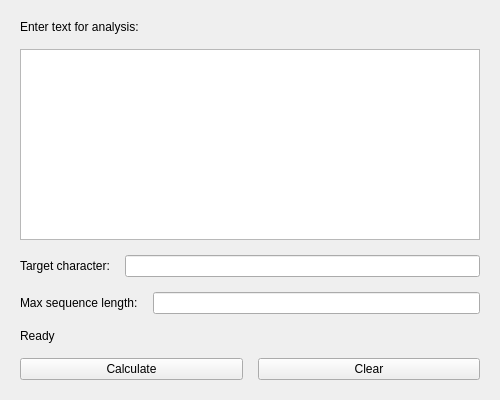
Before: the Qt Designer form 1 Курс/lab_13/Part_2/MainWindow.ui in Private-HW13102/VVIT, drawn with Qt 5.
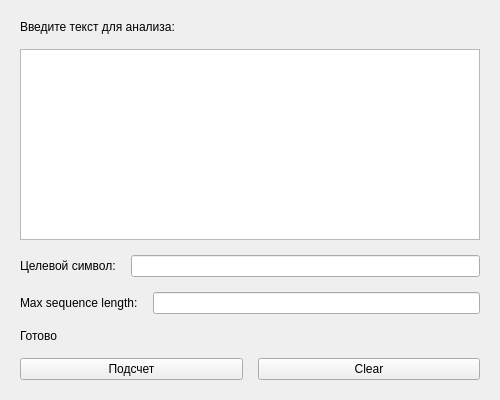
After: the same form once the commit is applied.

```diff
--- a/1 Курс/lab_13/Part_2/MainWindow.ui
+++ b/1 Курс/lab_13/Part_2/MainWindow.ui
@@ -33,7 +33,7 @@
     <item>
      <widget class="QLabel" name="label">
       <property name="text">
-       <string>Enter text for analysis:</string>
+       <string>Введите текст для анализа:</string>
       </property>
      </widget>
     </item>
@@ -45,7 +45,7 @@
       <item>
        <widget class="QLabel" name="label_2">
         <property name="text">
-         <string>Target character:</string>
+         <string>Целевой символ:</string>
         </property>
        </widget>
       </item>
@@ -79,7 +79,7 @@
     <item>
      <widget class="QLabel" name="statusLabel">
       <property name="text">
-       <string>Ready</string>
+       <string>Готово</string>
       </property>
      </widget>
     </item>
@@ -88,7 +88,7 @@
       <item>
        <widget class="QPushButton" name="solveButton">
         <property name="text">
-         <string>Calculate</string>
+         <string>Подсчет</string>
         </property>
        </widget>
       </item>
```
